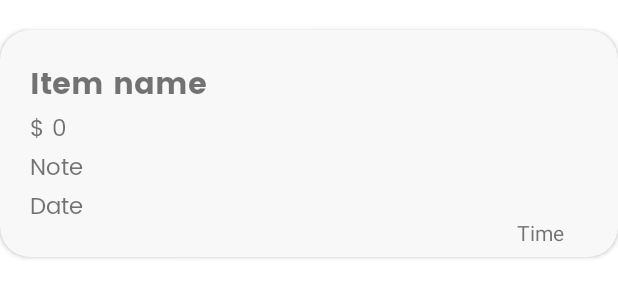
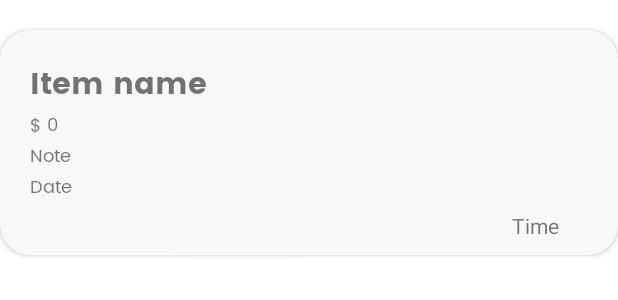
Before and after one commit to ETS-Android4/expensify, an Android app: the layout retrieve_layout.xml on its own in the app's theme, with its tools: preview values and no code run, on a phone screen of 412 x 824 dp. Shown: the top 300 px of the screen. Run offline under Robolectric (Android 15) with nearby library versions, the phone set to English and light mode, and no system bars.

Commit message:
code refactor and ui changes

```diff
--- a/app/src/main/java/com/example/expensify/ui/transactionFragment.java
+++ b/app/src/main/java/com/example/expensify/ui/transactionFragment.java
@@ -82,7 +82,7 @@ public class transactionFragment extends Fragment {
                         if (getActivity() != null) {
                             getActivity().runOnUiThread(() -> {
                                 transLayout.setVisibility(View.GONE);
-                                upDel.setText("Click on a Transaction card to Update or Delete your transaction ✌️");
+                                upDel.setText("Click on a Transaction card to Update or Delete your transaction  👍️");
                                 transList.add(p);
                             });
                         }
--- a/app/src/main/res/layout/retrieve_layout.xml
+++ b/app/src/main/res/layout/retrieve_layout.xml
@@ -35,7 +35,7 @@
                 android:layout_height="wrap_content"
                 android:fontFamily="@font/poppins"
                 android:text="$ 0"
-                android:textSize="15sp" />
+                android:textSize="12sp" />
 
             <TextView
                 android:id="@+id/transaction_note"
@@ -43,7 +43,7 @@
                 android:layout_height="wrap_content"
                 android:fontFamily="@font/poppins"
                 android:text="Note"
-                android:textSize="15sp" />
+                android:textSize="12sp" />
 
             <TextView
                 android:id="@+id/transaction_date"
@@ -51,7 +51,7 @@
                 android:layout_height="wrap_content"
                 android:fontFamily="@font/poppins"
                 android:text="Date"
-                android:textSize="15sp" />
+                android:textSize="12sp" />
 
         </LinearLayout>
 
@@ -63,7 +63,8 @@
                 android:id="@+id/imageView"
                 android:layout_width="70dp"
                 android:layout_height="70dp"
-                android:layout_marginEnd="20dp"
+                android:layout_marginRight="24dp"
+                android:layout_marginBottom="20dp"
                 app:layout_constraintBottom_toBottomOf="parent"
                 app:layout_constraintEnd_toEndOf="parent"
                 app:layout_constraintTop_toTopOf="parent" />
@@ -72,12 +73,11 @@
                 android:id="@+id/trans_time"
                 android:layout_width="wrap_content"
                 android:layout_height="wrap_content"
-                android:layout_marginLeft="0dp"
-                android:layout_marginBottom="5dp"
+                android:layout_marginBottom="10dp"
                 android:text="Time"
                 app:layout_constraintBottom_toBottomOf="parent"
                 app:layout_constraintEnd_toEndOf="parent"
-                app:layout_constraintHorizontal_bias="0.905"
+                app:layout_constraintHorizontal_bias="0.897"
                 app:layout_constraintStart_toStartOf="parent"
                 app:layout_constraintTop_toTopOf="parent"
                 app:layout_constraintVertical_bias="1.0" />
--- a/app/src/main/res/layout/update_delete_layout.xml
+++ b/app/src/main/res/layout/update_delete_layout.xml
@@ -65,7 +65,7 @@
                 style="@style/Widget.MaterialComponents.TextInputLayout.OutlinedBox"
                 android:layout_width="match_parent"
                 android:layout_height="wrap_content"
-                android:layout_marginTop="20dp"
+                android:layout_marginTop="10dp"
                 android:hint="Enter the updated note">
 
                 <com.google.android.material.textfield.TextInputEditText
```
Also changed, not shown: app/src/main/java/com/example/expensify/adapter/transactionAdapter.java (+2 -9 lines), app/src/main/java/com/example/expensify/ui/homeFragment.java (+5 -11 lines), app/src/main/res/layout/expense_adapter.xml (+4 -5 lines), app/src/main/res/layout/fragment_home.xml (+14 -29 lines).
